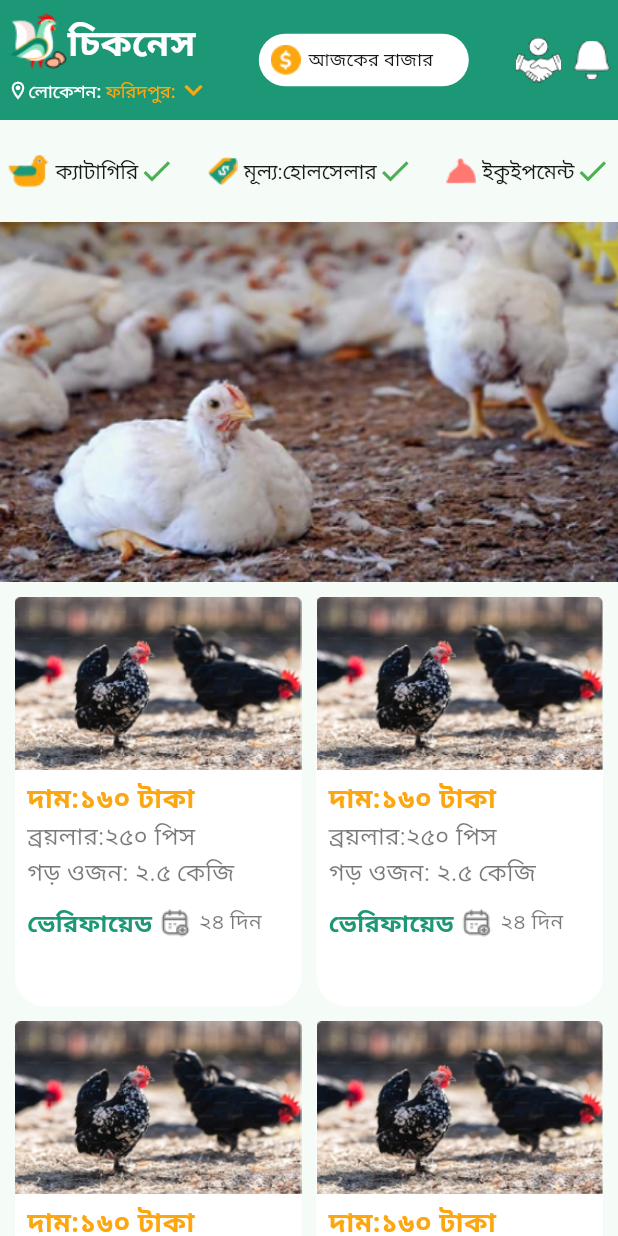
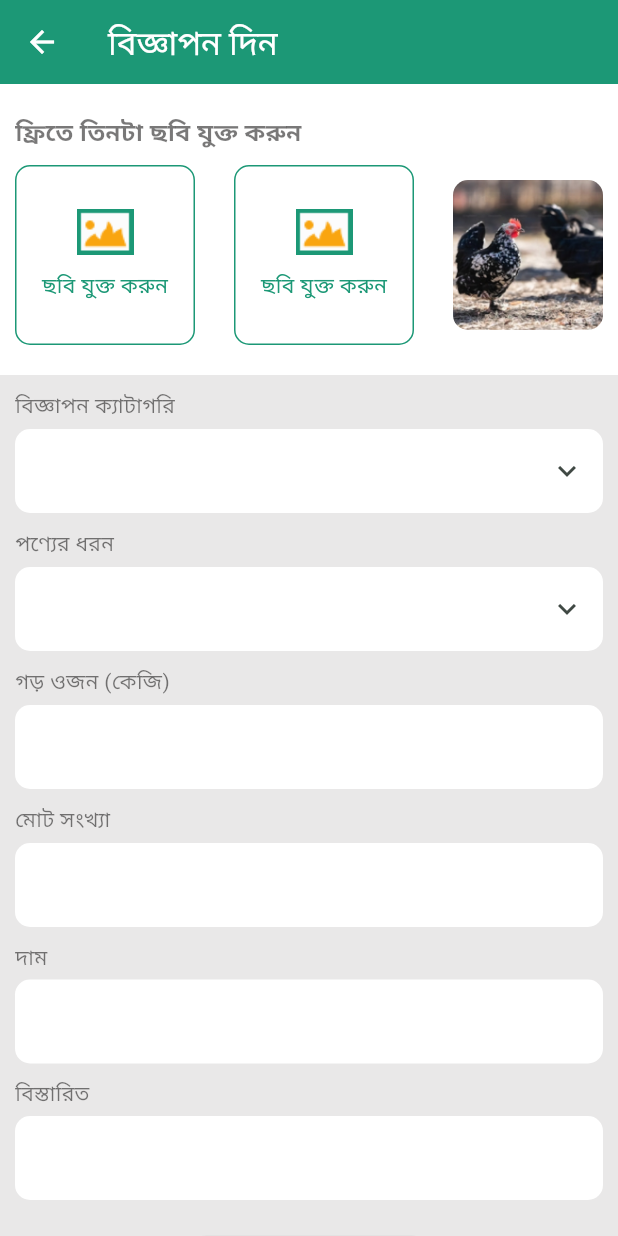
Before and after one commit to Milon3658/chicken_app, a Flutter app: the SellPageView screen opened by its route, on a phone screen of 412 x 824 dp. Run offline on Flutter 3.47's test engine with Material 3 defaults, Android fonts, the phone set to English and light mode, and no system bars; our stand-ins replace gap, get.

Commit message:
Enhance Buy and Sell views with new UI components; refactor layout for better user experience

```diff
--- a/lib/app/modules/Buy/views/buy_view.dart
+++ b/lib/app/modules/Buy/views/buy_view.dart
@@ -1,6 +1,10 @@
 import 'package:chicken/app/data/AppColors.dart';
+import 'package:chicken/app/modules/Homepage/widgets/HomeAppBar.dart';
+import 'package:chicken/app/modules/Homepage/widgets/Options.dart';
+import 'package:chicken/app/modules/Homepage/widgets/ProductCard.dart';
+import 'package:chicken/app/routes/app_pages.dart';
 import 'package:flutter/material.dart';
-
+import 'package:gap/gap.dart';
 import 'package:get/get.dart';
 
 import '../controllers/buy_controller.dart';
@@ -10,17 +14,40 @@ class BuyView extends GetView<BuyController> {
   @override
   Widget build(BuildContext context) {
     return Scaffold(
-      appBar: AppBar(
-        backgroundColor: primaryColor,
-        title: const Text('বিজ্ঞাপন দিন'),
-        centerTitle: true,
-      ),
-      body: const Center(
-        child: Text(
-          'BuyView is working',
-          style: TextStyle(fontSize: 20),
+        body: SingleChildScrollView(
+      child: SafeArea(
+        child: Column(
+          children: [
+            Homeappbar(),
+            Gap(10),
+            Options(),
+            Gap(10),
+            Image.asset(
+              'assets/images/chicken.png',
+              height: 240,
+              width: Get.width,
+              fit: BoxFit.cover,
+            ),
+            Gap(10),
+            Padding(
+              padding: const EdgeInsets.symmetric(horizontal: 10),
+              child: GridView.builder(
+                  itemCount: 10,
+                  shrinkWrap: true,
+                  physics: NeverScrollableScrollPhysics(),
+                  primary: false,
+                  gridDelegate: SliverGridDelegateWithFixedCrossAxisCount(
+                      crossAxisCount: 2,
+                      childAspectRatio: 0.7,
+                      crossAxisSpacing: 10,
+                      mainAxisSpacing: 10),
+                  itemBuilder: (BuildContext context, int index) {
+                    return ProductCard();
+                  }),
+            ),
+          ],
         ),
       ),
-    );
+    ));
   }
 }
--- a/lib/app/modules/mainpage/views/mainpage_view.dart
+++ b/lib/app/modules/mainpage/views/mainpage_view.dart
@@ -138,8 +138,7 @@ class _MainpageViewState extends State<MainpageView> {
           ],
         ),
       ),
-      floatingActionButtonLocation:
-          FloatingActionButtonLocation.miniCenterDocked,
+      floatingActionButtonLocation: FloatingActionButtonLocation.centerDocked,
     );
   }
 }
--- a/lib/app/modules/sellPage/views/sell_page_view.dart
+++ b/lib/app/modules/sellPage/views/sell_page_view.dart
@@ -1,7 +1,11 @@
+import 'package:chicken/app/data/AppColors.dart';
 import 'package:chicken/app/modules/Homepage/widgets/HomeAppBar.dart';
 import 'package:chicken/app/modules/Homepage/widgets/Options.dart';
 import 'package:chicken/app/modules/Homepage/widgets/ProductCard.dart';
 import 'package:chicken/app/modules/sellPage/controllers/sell_page_controller.dart';
+import 'package:chicken/app/modules/sellPage/widgets/UploadFormField.dart';
+import 'package:chicken/app/modules/sellPage/widgets/UploadSellPhoto.dart';
+import 'package:chicken/app/routes/app_pages.dart';
 import 'package:flutter/material.dart';
 import 'package:gap/gap.dart';
 import 'package:get/get.dart';
@@ -11,40 +15,75 @@ class SellPageView extends GetView<SellPageController> {
   @override
   Widget build(BuildContext context) {
     return Scaffold(
+        backgroundColor: Color(0xffE9E8E8),
+        appBar: AppBar(
+          leading: InkWell(
+            onTap: () {
+              Get.toNamed(Routes.MAINPAGE);
+            },
+            child: Icon(
+              Icons.arrow_back,
+              color: Colors.white,
+            ),
+          ),
+          backgroundColor: primaryColor,
+          title: const Text(
+            'বিজ্ঞাপন দিন',
+            style: TextStyle(color: Colors.white),
+          ),
+        ),
         body: SingleChildScrollView(
-      child: SafeArea(
-        child: Column(
+            child: Column(
           children: [
-            Homeappbar(),
-            Gap(10),
-            Options(),
-            Gap(10),
-            Image.asset(
-              'assets/images/chicken.png',
-              height: 240,
-              width: Get.width,
-              fit: BoxFit.cover,
-            ),
+            Uploadsellphoto(),
             Gap(10),
             Padding(
               padding: const EdgeInsets.symmetric(horizontal: 10),
-              child: GridView.builder(
-                  itemCount: 10,
-                  shrinkWrap: true,
-                  physics: NeverScrollableScrollPhysics(),
-                  primary: false,
-                  gridDelegate: SliverGridDelegateWithFixedCrossAxisCount(
-                      crossAxisCount: 2,
-                      childAspectRatio: 0.7,
-                      crossAxisSpacing: 10,
-                      mainAxisSpacing: 10),
-                  itemBuilder: (BuildContext context, int index) {
-                    return ProductCard();
-                  }),
-            ),
+              child: Column(
+                children: [
+                  Uploadformfield(
+                    title: 'বিজ্ঞাপন ক্যাটাগরি',
+                    isIcon: true,
+                  ),
+                  Gap(10),
+                  Uploadformfield(
+                    title: 'পণ্যের ধরন',
+                    isIcon: true,
+                  ),
+                  Gap(10),
+                  Uploadformfield(
+                    title: 'গড় ওজন (কেজি)',
+                  ),
+                  Gap(10),
+                  Uploadformfield(
+                    title: 'মোট সংখ্যা',
+                  ),
+                  Gap(10),
+                  Uploadformfield(
+                    title: 'দাম',
+                  ),
+                  Gap(10),
+                  Uploadformfield(
+                    title: 'বিস্তারিত',
+                  ),
+                  Gap(20),
+                  ElevatedButton(
+                      style: ElevatedButton.styleFrom(
+                        backgroundColor: primaryColor,
+                        shape: RoundedRectangleBorder(
+                          borderRadius: BorderRadius.circular(10),
+                        ),
+                      ),
+                      onPressed: () {},
+                      child: Text(
+                        'বিজ্ঞাপন যুক্ত করুন',
+                        style: TextStyle(color: Colors.white),
+                      )),
+                  Gap(100),
+                ],
+              ),
+            )
           ],
-        ),
-      ),
-    ));
+        )));
   }
 }
--- /dev/null
+++ b/lib/app/modules/sellPage/widgets/UploadFormField.dart
@@ -0,0 +1,37 @@
+import 'package:chicken/app/data/AppColors.dart';
+import 'package:flutter/material.dart';
+import 'package:gap/gap.dart';
+
+class Uploadformfield extends StatelessWidget {
+  String title;
+  bool? isIcon;
+
+  Uploadformfield({required this.title, this.isIcon});
+
+  @override
+  Widget build(BuildContext context) {
+    return Column(
+      children: [
+        Align(
+          alignment: Alignment.centerLeft,
+          child: Text(
+            title,
+            style: TextStyle(color: greyText.withOpacity(0.58)),
+          ),
+        ),
+        Gap(5),
+        TextFormField(
+          decoration: InputDecoration(
+            suffixIcon: isIcon == true ? Icon(Icons.keyboard_arrow_down) : null,
+            fillColor: Colors.white,
+            filled: true,
+            border: OutlineInputBorder(
+              borderSide: BorderSide.none,
+              borderRadius: BorderRadius.circular(10),
+            ),
+          ),
+        )
+      ],
+    );
+  }
+}
--- /dev/null
+++ b/lib/app/modules/sellPage/widgets/UploadSellPhoto.dart
@@ -0,0 +1,96 @@
+import 'package:chicken/app/data/AppColors.dart';
+import 'package:flutter/material.dart';
+import 'package:gap/gap.dart';
+
+class Uploadsellphoto extends StatefulWidget {
+  const Uploadsellphoto({super.key});
+
+  @override
+  State<Uploadsellphoto> createState() => _UploadsellphotoState();
+}
+
+class _UploadsellphotoState extends State<Uploadsellphoto> {
+  @override
+  Widget build(BuildContext context) {
+    return Container(
+      width: double.infinity,
+      color: Colors.white,
+      child: Padding(
+        padding: const EdgeInsets.symmetric(horizontal: 10, vertical: 20),
+        child: Column(
+          children: [
+            Align(
+              alignment: Alignment.centerLeft,
+              child: Text(
+                'ফ্রিতে তিনটা ছবি যুক্ত করুন',
+                style: TextStyle(
+                    fontSize: 16,
+                    color: greyText.withOpacity(0.58),
+                    fontWeight: FontWeight.bold),
+              ),
+            ),
+            Gap(10),
+            Row(
+              mainAxisAlignment: MainAxisAlignment.spaceBetween,
+              children: [
+                Container(
+                  height: 120,
+                  width: 120,
+                  decoration: BoxDecoration(
+                    border: Border.all(color: primaryColor),
+                    borderRadius: BorderRadius.circular(10),
+                  ),
+                  child: Column(
+                    mainAxisAlignment: MainAxisAlignment.center,
+                    children: [
+                      Image(
+                        image: AssetImage('assets/images/img.png'),
+                      ),
+                      Gap(10),
+                      Text(
+                        'ছবি যুক্ত করুন',
+                        style: TextStyle(color: primaryColor),
+                      )
+                    ],
+                  ),
+                ),
+                // Gap(10),
+                Container(
+                  height: 120,
+                  width: 120,
+                  decoration: BoxDecoration(
+                    border: Border.all(color: primaryColor),
+                    borderRadius: BorderRadius.circular(10),
+                  ),
+                  child: Column(
+                    mainAxisAlignment: MainAxisAlignment.center,
+                    children: [
+                      Image(
+                        image: AssetImage('assets/images/img.png'),
+                      ),
+                      Gap(10),
+                      Text(
+                        'ছবি যুক্ত করুন',
+                        style: TextStyle(color: primaryColor),
+                      )
+                    ],
+                  ),
+                ),
+                // Gap(10),
+                ClipRRect(
+                  borderRadius: BorderRadius.circular(10),
+                  child: Image(
+                    image: AssetImage('assets/images/black_chicken.png'),
+                    height: 100,
+                    width: 100,
+                    fit: BoxFit.cover,
+                  ),
+                ),
+              ],
+            ),
+          ],
+        ),
+      ),
+    );
+  }
+}
```
Also changed, not shown: assets/images/img.png (added).
